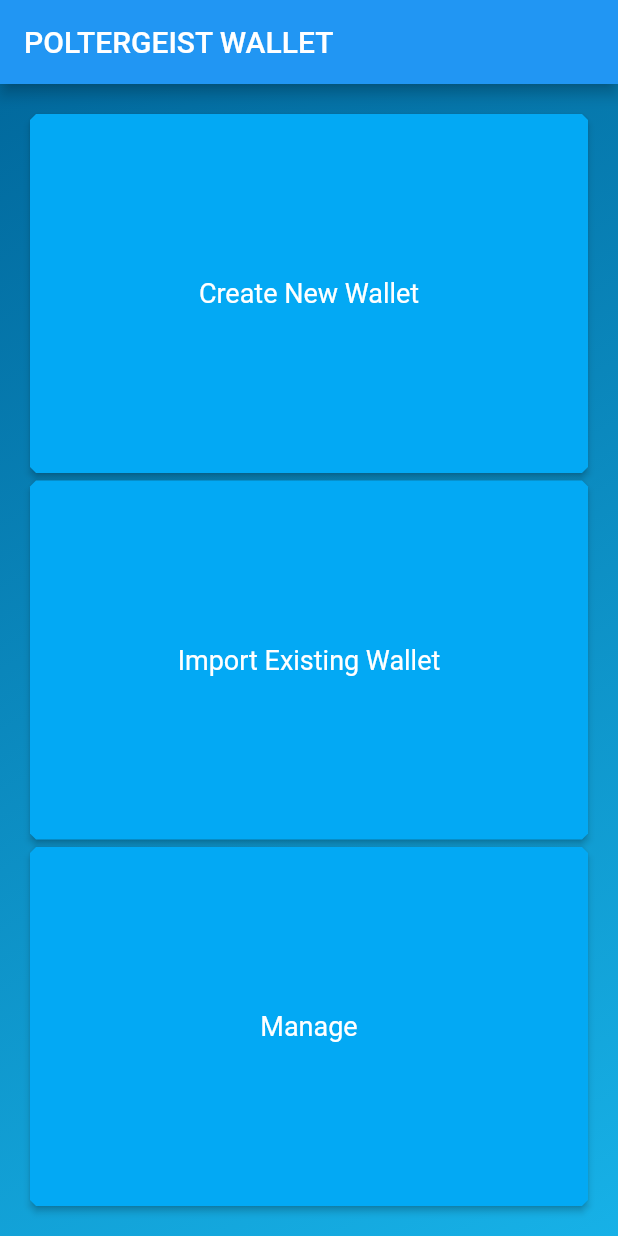
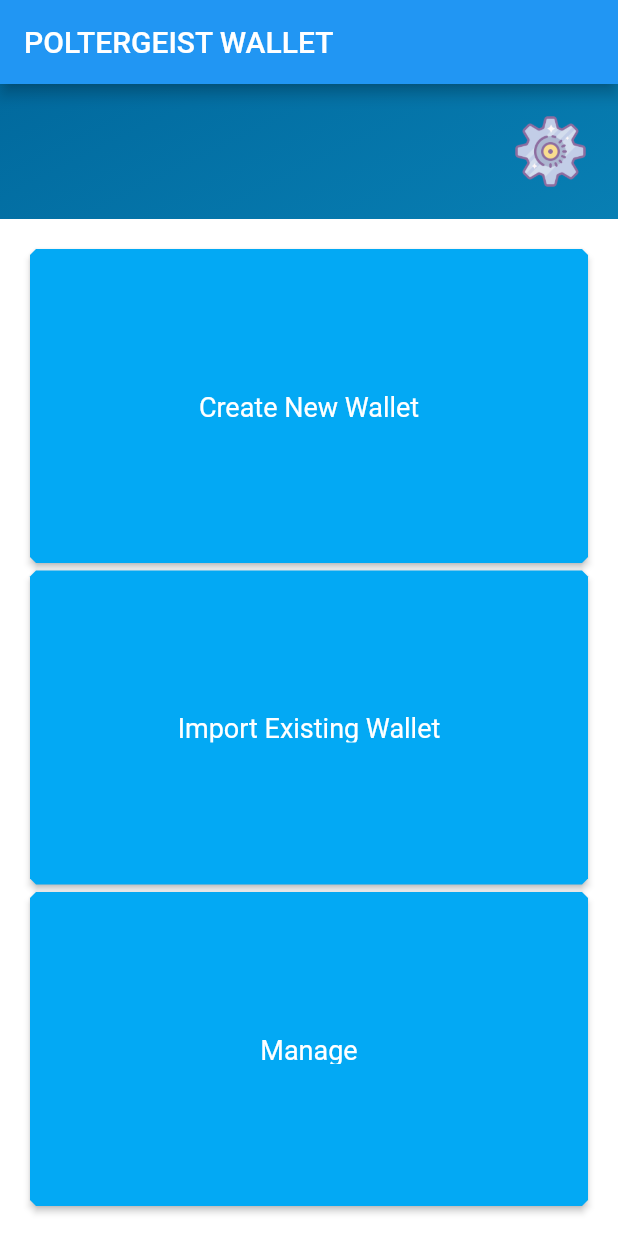
Before and after one commit to atrang789/PoltergeistWallet, a Flutter app: the screen it shows after launch, on a phone screen of 412 x 824 dp. Run offline on Flutter 3.47's test engine with Material 2 defaults, Android fonts, the phone set to English and light mode, and no system bars.

Commit message:
added basic anim to settings icon and switched icon image

```diff
--- a/lib/components/square_button.dart
+++ b/lib/components/square_button.dart
@@ -11,10 +11,6 @@ class SquareButton extends StatelessWidget{
   Widget build(BuildContext context) {
     return RawMaterialButton(
       onPressed: onPressed,
-      constraints: BoxConstraints.tightFor(
-        width: 400.0,
-        height: 20.0,
-      ),
       padding: EdgeInsets.all(3.0),
       fillColor: Colors.lightBlue,
       child: Container(
--- a/lib/constants.dart
+++ b/lib/constants.dart
@@ -1,6 +1,6 @@
 import 'package:flutter/material.dart';
 
-const kBottomContainerHeight = 40.0;
+const kBottomContainerHeight = 20.0;
 
 //App Colors
 const kPrimaryColor = Color(0xFF17B1E7);
@@ -16,3 +16,5 @@ const kMediumButtonTextStyle = TextStyle(
   fontWeight: FontWeight.normal,
   color: Colors.white
 );
+
+const kSettingsIcon = 'images/setting_icon.png';
--- a/lib/screens/import_wallet_screen.dart
+++ b/lib/screens/import_wallet_screen.dart
@@ -1,4 +1,3 @@
-import 'dart:html';
 import 'package:flutter/widgets.dart';
 
 class ImportWalletScreen extends StatefulWidget {
--- a/lib/screens/manage_screen.dart
+++ b/lib/screens/manage_screen.dart
@@ -1,5 +1,3 @@
-import 'dart:html';
-
 import 'package:flutter/widgets.dart';
 
 class ManageScreen extends StatefulWidget {
--- a/lib/screens/settings_screen.dart
+++ b/lib/screens/settings_screen.dart
@@ -1,7 +1,9 @@
 import 'package:flutter/widgets.dart';
+import 'package:poltergeistwallet/constants.dart';
 
 class SettingsScreen extends StatefulWidget {
   static String id = 'settings_screen';
+  static String heroTag = 'setting_icon';
 
   @override
   _SettingsScreen createState() => _SettingsScreen();
@@ -11,7 +13,13 @@ class _SettingsScreen extends State<SettingsScreen> {
   @override
   Widget build(BuildContext context) {
     return Container(
-      child: Text('Settings Screen'),
+      child: Hero(
+        tag: SettingsScreen.heroTag,
+        child: Container(
+          height: 200.0,
+          child: Image.asset(kSettingsIcon),
+        ),
+      ),
     );
   }
 }
--- a/lib/screens/welcome_screen.dart
+++ b/lib/screens/welcome_screen.dart
@@ -5,6 +5,7 @@ import 'package:poltergeistwallet/constants.dart';
 import 'package:poltergeistwallet/screens/create_wallet_screen.dart';
 import 'package:poltergeistwallet/screens/import_wallet_screen.dart';
 import 'package:poltergeistwallet/screens/manage_screen.dart';
+import 'package:poltergeistwallet/screens/settings_screen.dart';
 
 class WelcomeScreen extends StatefulWidget {
   static String id = 'welcome_screen';
@@ -13,11 +14,27 @@ class WelcomeScreen extends StatefulWidget {
   _WelcomeScreenState createState() => _WelcomeScreenState();
 }
 
-class _WelcomeScreenState extends State<WelcomeScreen> {
+class _WelcomeScreenState extends State<WelcomeScreen> with SingleTickerProviderStateMixin {
   final String _createWalletText = 'Create New Wallet';
   final String _importWalletText = 'Import Existing Wallet';
   final String _manageButtonText = 'Manage';
   final double _sizedBoxHeight = 5;
+
+  AnimationController _animationController;
+  Animation _animation;
+
+  @override
+  void initState() {
+    super.initState();
+
+    _animationController = AnimationController(vsync: this, duration: Duration(seconds: 1), lowerBound: 0.2);
+
+    _animation = CurvedAnimation(parent: _animationController, curve: Curves.bounceOut);
+    _animationController.forward();
+    _animationController.addListener(() {setState(() {
+
+    });});
+  }
 
   @override
   Widget build(BuildContext context) {
@@ -34,13 +51,33 @@ class _WelcomeScreenState extends State<WelcomeScreen> {
           'POLTERGEIST WALLET',
         )),
         body: Column(
-            crossAxisAlignment: CrossAxisAlignment.stretch,
-            mainAxisAlignment: MainAxisAlignment.spaceEvenly,
+            crossAxisAlignment: CrossAxisAlignment.end,
+            mainAxisAlignment: MainAxisAlignment.spaceBetween,
             children: <Widget>[
+              // mainAxisAlignment: MainAxisAlignment.end;
+              GestureDetector(
+                onTap: () {
+                  Navigator.pushNamed(context, SettingsScreen.id);
+                },
+                child: RotationTransition(
+                  turns: Tween(begin: 0.0, end: 1.0).animate(_animationController),
+                  child: Hero(
+                    tag: SettingsScreen.heroTag,
+                    child: Container(
+                      margin: EdgeInsets.all(20.0),
+                      width: _animation.value * 50.0,
+                      child: Image.asset(kSettingsIcon),
+                    ),
+                  ),
+                ),
+              ),
+
               //Insert list here
+
               Expanded(
                   child: Container(
-                    padding: const EdgeInsets.all(20.0),
+                    color: Colors.white,
+                    padding: EdgeInsets.all(20.0),
                     child: Column(
                       children: <Widget>[
                         Expanded(
--- a/pubspec.yaml
+++ b/pubspec.yaml
@@ -45,8 +45,8 @@ flutter:
   uses-material-design: true
 
   # To add assets to your application, add an assets section, like this:
-  # assets:
-  #   - images/a_dot_burr.jpeg
+  assets:
+  - images/
   #   - images/a_dot_ham.jpeg
 
   # An image asset can refer to one or more resolution-specific "variants", see
```
Also changed, not shown: images/setting_icon.png (added).
